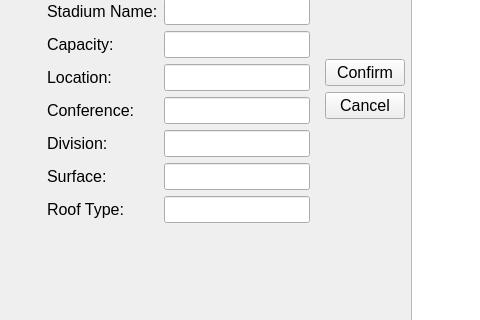
Qt form qt/app/mainwindow.ui (kboniadi/Lets_Play_Football) before a commit; both pictures show x 0 to 480 and y 378 to 698 of the 1450 by 820 pixel window.
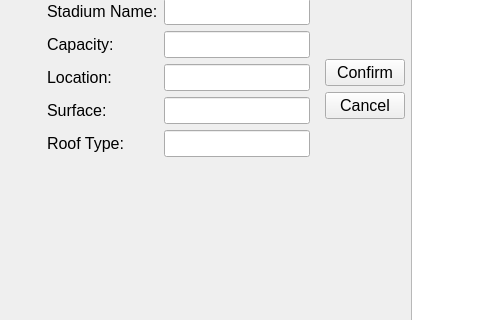
The same form after that commit. The open tabs and pages were chosen to show the change.

Commit message:
initial layout complete
test that all fields clear and reset properly and that each page has a path to navigate through

```diff
--- a/qt/app/mainwindow.ui
+++ b/qt/app/mainwindow.ui
@@ -1359,48 +1359,6 @@
                     </widget>
                    </item>
                    <item row="3" column="0">
-                    <widget class="QLabel" name="label_edit_stadium_conference">
-                     <property name="font">
-                      <font>
-                       <pointsize>12</pointsize>
-                      </font>
-                     </property>
-                     <property name="text">
-                      <string>Conference:</string>
-                     </property>
-                    </widget>
-                   </item>
-                   <item row="3" column="1">
-                    <widget class="QLineEdit" name="LineEdit_edit_stadium_conference">
-                     <property name="font">
-                      <font>
-                       <pointsize>12</pointsize>
-                      </font>
-                     </property>
-                    </widget>
-                   </item>
-                   <item row="4" column="0">
-                    <widget class="QLabel" name="label_edit_stadium_division">
-                     <property name="font">
-                      <font>
-                       <pointsize>12</pointsize>
-                      </font>
-                     </property>
-                     <property name="text">
-                      <string>Division:</string>
-                     </property>
-                    </widget>
-                   </item>
-                   <item row="4" column="1">
-                    <widget class="QLineEdit" name="LineEdit_edit_stadium_division">
-                     <property name="font">
-                      <font>
-                       <pointsize>12</pointsize>
-                      </font>
-                     </property>
-                    </widget>
-                   </item>
-                   <item row="5" column="0">
                     <widget class="QLabel" name="label_edit_stadium_surface">
                      <property name="font">
                       <font>
@@ -1412,7 +1370,7 @@
                      </property>
                     </widget>
                    </item>
-                   <item row="5" column="1">
+                   <item row="3" column="1">
                     <widget class="QLineEdit" name="LineEdit_edit_stadium_surface">
                      <property name="font">
                       <font>
@@ -1421,7 +1379,7 @@
                      </property>
                     </widget>
                    </item>
-                   <item row="6" column="0">
+                   <item row="4" column="0">
                     <widget class="QLabel" name="label_edit_stadium_roof">
                      <property name="font">
                       <font>
@@ -1433,7 +1391,7 @@
                      </property>
                     </widget>
                    </item>
-                   <item row="6" column="1">
+                   <item row="4" column="1">
                     <widget class="QLineEdit" name="LineEdit_edit_stadium_roof">
                      <property name="font">
                       <font>
```
Left out of the diff: 60 changed lines with no effect on the pictures. The commit also changes 2 other files.
